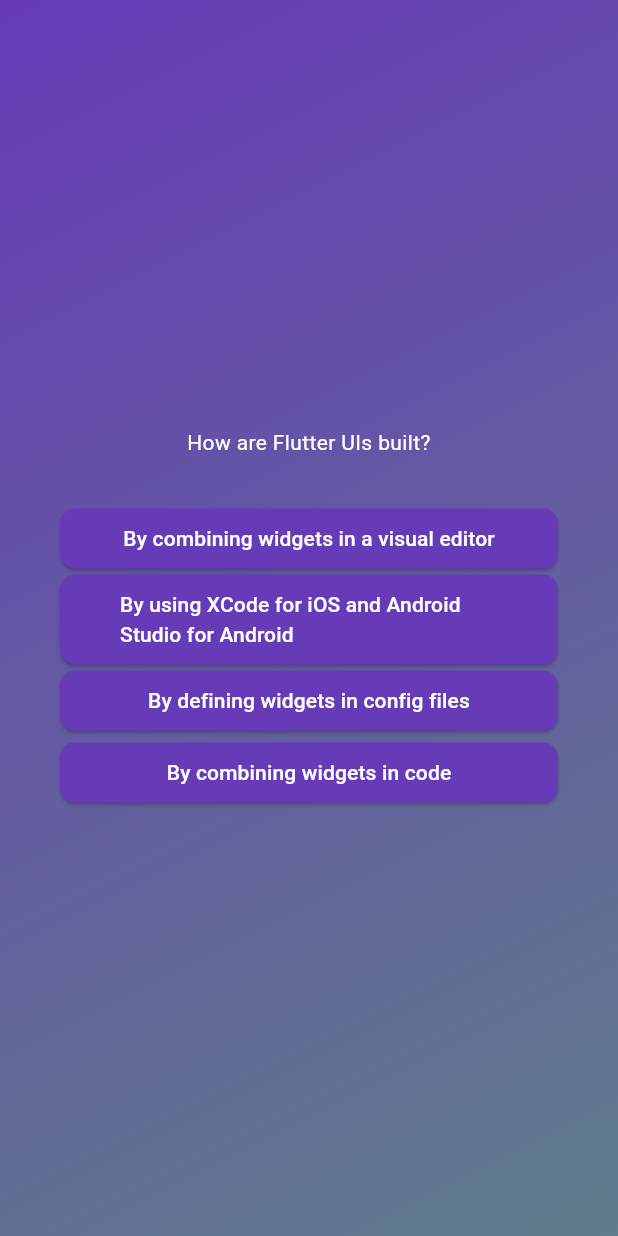
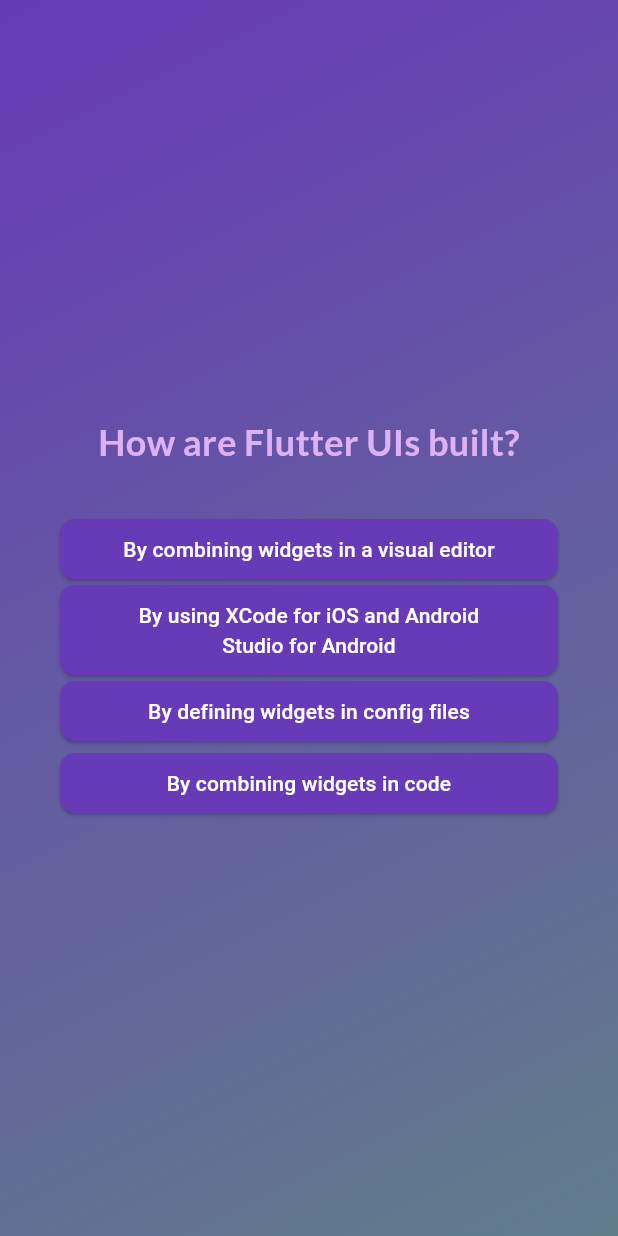
Before and after one commit to Danielfts/flutter_projects, a Flutter app: the screen it shows after launch, after a tap on "Start Quiz", after a tap on "Components", on a phone screen of 412 x 824 dp. Run offline on Flutter 3.47's test engine with Material 3 defaults, Android fonts, the phone set to English and light mode, and no system bars; our stand-ins replace google_fonts.

Commit message:
Completed 78

```diff
--- a/adv_basics/lib/answer_button.dart
+++ b/adv_basics/lib/answer_button.dart
@@ -1,4 +1,5 @@
 import 'package:flutter/material.dart';
+import 'package:google_fonts/google_fonts.dart';
 
 class AnswerButton extends StatelessWidget {
   const AnswerButton({
@@ -20,7 +21,10 @@ class AnswerButton extends StatelessWidget {
         shape: RoundedRectangleBorder(borderRadius: BorderRadius.circular(10)),
         padding: EdgeInsetsDirectional.symmetric(vertical: 10, horizontal: 40),
       ),
-      child: Text(answerText),
+      child: Text(
+        answerText,
+        textAlign: TextAlign.center,
+      ),
     );
   }
 }
--- a/adv_basics/lib/landing_page.dart
+++ b/adv_basics/lib/landing_page.dart
@@ -1,4 +1,5 @@
 import 'package:flutter/material.dart';
+import 'package:google_fonts/google_fonts.dart';
 
 class LandingPage extends StatelessWidget {
   const LandingPage({
@@ -22,7 +23,10 @@ class LandingPage extends StatelessWidget {
             height: 20,
           ),
           Text(
-            style: TextStyle(color: Colors.white, fontSize: 20),
+            style: GoogleFonts.lato(
+              fontSize: 24,
+              color: const Color.fromARGB(255, 221, 184, 249),
+            ),
             'Learn Flutter the fun way',
           ),
           SizedBox(
--- a/adv_basics/lib/questions_screen.dart
+++ b/adv_basics/lib/questions_screen.dart
@@ -1,9 +1,12 @@
 import 'package:adv_basics/answer_button.dart';
 import 'package:flutter/material.dart';
 import 'package:adv_basics/data/questions.dart';
+import 'package:google_fonts/google_fonts.dart';
 
 class QuestionsScreen extends StatefulWidget {
-  const QuestionsScreen({super.key});
+  const QuestionsScreen({super.key, required this.onSelectAnswer});
+
+  final void Function(String answer) onSelectAnswer;
 
   @override
   State<StatefulWidget> createState() {
@@ -14,7 +17,8 @@ class QuestionsScreen extends StatefulWidget {
 class _QuestionsScreenState extends State<QuestionsScreen> {
   var currentQuestionsIndex = 0;
 
-  answerQuestion() {
+  answerQuestion(String selectedAnswer) {
+    widget.onSelectAnswer(selectedAnswer);
     setState(() {
       currentQuestionsIndex++;
     });
@@ -34,14 +38,23 @@ class _QuestionsScreenState extends State<QuestionsScreen> {
           children: [
             Text(
               textAlign: TextAlign.center,
-              style: TextStyle(color: Colors.white),
+              style: GoogleFonts.lato(
+                color: const Color.fromARGB(255, 221, 177, 244),
+                fontSize: 24,
+                fontWeight: FontWeight.bold,
+              ),
               currentQuestion.text,
             ),
             SizedBox(
               height: 30,
             ),
             ...currentQuestion.getShuffledAnswers().map(
-              (e) => AnswerButton(answerText: e, onPressed: answerQuestion),
+              (e) => AnswerButton(
+                answerText: e,
+                onPressed: () {
+                  answerQuestion(e);
+                },
+              ),
             ),
           ],
         ),
--- a/adv_basics/lib/quiz.dart
+++ b/adv_basics/lib/quiz.dart
@@ -13,11 +13,16 @@ class Quiz extends StatefulWidget {
 }
 
 class _QuizState extends State<Quiz> {
+  final List<String> selectedAnswers = [];
   Widget? activeScreen;
+
+  void chooseAnswer(String answer) {
+    selectedAnswers.add(answer);
+  }
 
   void switchScreen() {
     setState(() {
-      activeScreen = QuestionsScreen();
+      activeScreen = QuestionsScreen(onSelectAnswer: chooseAnswer);
     });
   }
 
--- a/adv_basics/pubspec.yaml
+++ b/adv_basics/pubspec.yaml
@@ -34,6 +34,7 @@ dependencies:
   # The following adds the Cupertino Icons font to your application.
   # Use with the CupertinoIcons class for iOS style icons.
   cupertino_icons: ^1.0.8
+  google_fonts: ^6.3.0
 
 dev_dependencies:
   flutter_test:
```
Also changed, not shown: adv_basics/pubspec.lock, 1 other file.
